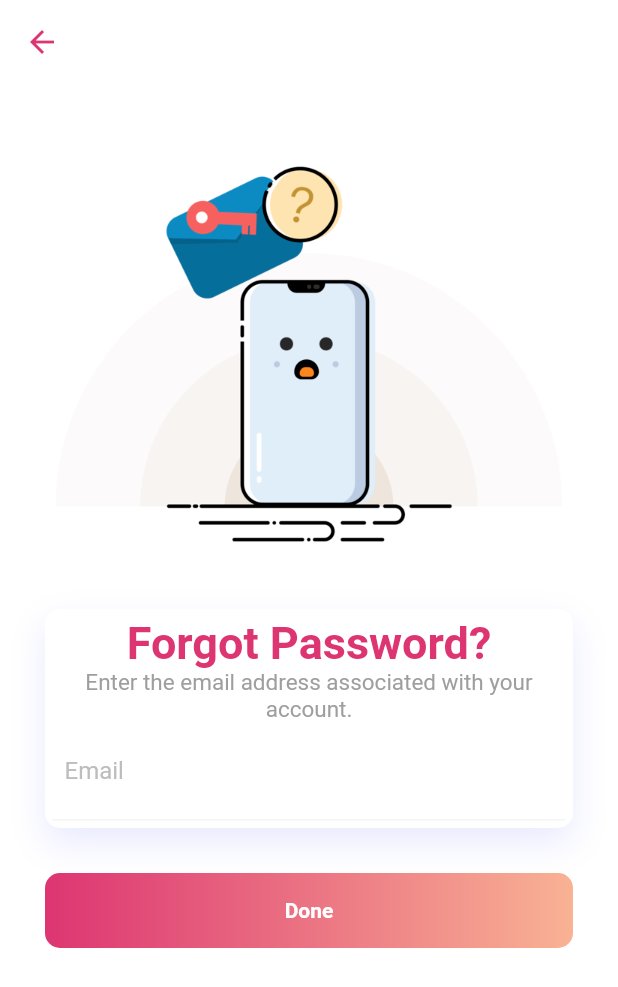
After one commit to Afridee/Resto, a Flutter app: the screen it shows after launch, after a tap on "Forgot Password?", on a phone screen of 412 x 824 dp. The commit adds this screen. Shown: the top 987 px of the screen. Run offline on Flutter 3.47's test engine with Material 2 defaults, Android fonts, the phone set to English and light mode, and no system bars; our stand-ins replace auto_size_text, cloud_firestore, connectivity, curved_navigation_bar, firebase_auth, modal_progress_hud and 3 more; missing offline and left inert: flutter_rounded_date_picker; accounts and stored records are empty; network calls fail.

Commit message:
#Shit ton of Updates...

```diff
--- a/lib/Screens/daily_needs_page.dart
+++ b/lib/Screens/daily_needs_page.dart
@@ -66,7 +66,6 @@ class _dailyNeedsPageState extends State<dailyNeedsPage> {
       this.pageIndex = pageIndex;
     });
   }
-
   //function 4
   navBarOnTap(int pageIndex) {
     pageController.animateToPage(
@@ -75,12 +74,10 @@ class _dailyNeedsPageState extends State<dailyNeedsPage> {
       curve: Curves.easeIn,
     );
   }
-
   //function 5
   bool searchFunctionality(String query, String item){
     return item.toLowerCase().trim().contains(query.toLowerCase().trim());
   }
-
   //function 6
   passedSearchQuery(){
     return searchQuery;
@@ -92,6 +89,8 @@ class _dailyNeedsPageState extends State<dailyNeedsPage> {
     getUserID();
     super.initState();
   }
+
+
   @override
   Widget build(BuildContext context) {
 
--- a/lib/Screens/login_screen.dart
+++ b/lib/Screens/login_screen.dart
@@ -5,16 +5,14 @@ import 'package:firebase_auth/firebase_auth.dart';
 import 'package:project_resto/Screens/daily_needs_page.dart';
 import 'package:project_resto/Screens/Supplies_page.dart';
 import 'package:modal_progress_hud/modal_progress_hud.dart';
+import 'package:project_resto/Screens/resetPassword.dart';
 
 class login_page extends StatefulWidget {
-
-
   @override
   _login_pageState createState() => _login_pageState();
 }
 
 class _login_pageState extends State<login_page> {
-
   //variables:
   String email;
   String password;
@@ -23,33 +21,32 @@ class _login_pageState extends State<login_page> {
   bool showSpinner = false;
   String loginError = '';
 
-
   //functions:
 
   //function 1
- Future<void> login() async{
-			 try{
+  Future<void> login() async {
+    try {
       setState(() {
         showSpinner = true;
       });
       final auth = FirebaseAuth.instance;
-				 final user =  await auth.signInWithEmailAndPassword(email: email, password: password);
-				 if(user!=null){
+      final user = await auth.signInWithEmailAndPassword(
+          email: email, password: password);
+      if (user != null) {
         setState(() {
           loogedIn = true;
         });
         final FirebaseUser user = await auth.currentUser();
         userID = user.uid;
         var route = new MaterialPageRoute(
-						 builder: (BuildContext context) =>
-						 new dailyNeedsPage(),
+          builder: (BuildContext context) => new dailyNeedsPage(),
         );
         Navigator.of(context).push(route);
         setState(() {
           showSpinner = false;
         });
       }
-			 }catch(e){
+    } catch (e) {
       print(e.message);
       setState(() {
         showSpinner = false;
@@ -58,11 +55,8 @@ class _login_pageState extends State<login_page> {
     }
   }
 
-
-
   @override
   Widget build(BuildContext context) {
-
     //this little code down here turns off auto rotation
     SystemChrome.setPreferredOrientations([
       DeviceOrientation.portraitUp,
@@ -81,25 +75,34 @@ class _login_pageState extends State<login_page> {
                     child: Stack(
                       children: <Widget>[
                         Positioned(
-												right: MediaQuery. of(context). size. width/2-130,
+                          right: MediaQuery.of(context).size.width / 2 - 130,
                           top: 90,
                           width: 200,
                           height: 200,
-	                    child: FadeAnimation(1.5, Container(
+                          child: FadeAnimation(
+                              1.5,
+                              Container(
                                 decoration: BoxDecoration(
                                     image: DecorationImage(
-	                          image: AssetImage('assets/images/Resto_logo.png')
-	                        )
-	                      ),
+                                        image: AssetImage(
+                                            'assets/images/Resto_logo.png'))),
                               )),
                         ),
                         Positioned(
                           top: 270,
-                        right: MediaQuery. of(context). size. width/2-70,
-	                    child: FadeAnimation(1.6, Container(
+                          right: MediaQuery.of(context).size.width / 2 - 70,
+                          child: FadeAnimation(
+                              1.6,
+                              Container(
                                 margin: EdgeInsets.only(top: 30),
                                 child: Center(
-	                        child: Text("Resto", style: TextStyle(color: Color(0xffdd3572), fontSize: 60,  fontFamily: 'Lucy the Cat'),),
+                                  child: Text(
+                                    "Resto",
+                                    style: TextStyle(
+                                        color: Color(0xffdd3572),
+                                        fontSize: 60,
+                                        fontFamily: 'Lucy the Cat'),
+                                  ),
                                 ),
                               )),
                         )
@@ -110,29 +113,31 @@ class _login_pageState extends State<login_page> {
                     padding: EdgeInsets.all(30.0),
                     child: Column(
                       children: <Widget>[
-	                  FadeAnimation(1.8, Container(
+                        FadeAnimation(
+                            1.8,
+                            Container(
                               padding: EdgeInsets.all(5),
                               decoration: BoxDecoration(
                                   color: Colors.white,
                                   borderRadius: BorderRadius.circular(10),
                                   boxShadow: [
                                     BoxShadow(
-	                          color: Color.fromRGBO(143, 148, 251, .2),
+                                        color:
+                                            Color.fromRGBO(143, 148, 251, .2),
                                         blurRadius: 20.0,
-	                          offset: Offset(0, 10)
-	                        )
-	                      ]
-	                    ),
+                                        offset: Offset(0, 10))
+                                  ]),
                               child: Column(
                                 children: <Widget>[
                                   Container(
                                     padding: EdgeInsets.all(8.0),
                                     decoration: BoxDecoration(
-	                            border: Border(bottom: BorderSide(color: Colors.grey[100]))
-	                          ),
+                                        border: Border(
+                                            bottom: BorderSide(
+                                                color: Colors.grey[100]))),
                                     child: TextField(
                                       keyboardType: TextInputType.emailAddress,
-                                onChanged: (value){
+                                      onChanged: (value) {
                                         setState(() {
                                           email = value;
                                         });
@@ -140,15 +145,15 @@ class _login_pageState extends State<login_page> {
                                       decoration: InputDecoration(
                                           border: InputBorder.none,
                                           hintText: "Email",
-	                              hintStyle: TextStyle(color: Colors.grey[400])
-	                            ),
+                                          hintStyle: TextStyle(
+                                              color: Colors.grey[400])),
                                     ),
                                   ),
                                   Container(
                                     padding: EdgeInsets.all(8.0),
                                     child: TextField(
                                       obscureText: true,
-                                onChanged: (value){
+                                      onChanged: (value) {
                                         setState(() {
                                           password = value;
                                         });
@@ -156,46 +161,74 @@ class _login_pageState extends State<login_page> {
                                       decoration: InputDecoration(
                                           border: InputBorder.none,
                                           hintText: "Password",
-	                              hintStyle: TextStyle(color: Colors.grey[400])
-	                            ),
+                                          hintStyle: TextStyle(
+                                              color: Colors.grey[400])),
                                     ),
                                   )
                                 ],
                               ),
                             )),
-	                  SizedBox(height: 30,),
-	                  FadeAnimation(2, InkWell(
-                          onTap: (){
+                        SizedBox(
+                          height: 30,
+                        ),
+                        FadeAnimation(
+                          2,
+                          InkWell(
+                            onTap: () {
                               login();
                             },
                             child: Container(
                               height: 50,
                               decoration: BoxDecoration(
                                   borderRadius: BorderRadius.circular(10),
-	                        gradient: LinearGradient(
-	                          colors: [
+                                  gradient: LinearGradient(colors: [
                                     Color(0xffdd3572),
                                     Color(0xfff9b294),
-	                          ]
-	                        )
-	                      ),
+                                  ])),
                               child: Center(
-	                        child: Text("Login", style: TextStyle(color: Colors.white, fontWeight: FontWeight.bold,),),
+                                child: Text(
+                                  "Login",
+                                  style: TextStyle(
+                                    color: Colors.white,
+                                    fontWeight: FontWeight.bold,
                                   ),
                                 ),
-	                  )),
-	                  SizedBox(height: 20,),
-										Text(loginError, style: TextStyle(color: Color(0xffdd3572), fontSize: 10.0)),
-										SizedBox(height: 20,),
-	                  FadeAnimation(1.5, Text("Forgot Password?", style: TextStyle(color: Color(0xffdd3572)),)),
+                              ),
+                            ),
+                          ),
+                        ),
+                        SizedBox(
+                          height: 20,
+                        ),
+                        Text(loginError,
+                            style: TextStyle(
+                                color: Color(0xffdd3572), fontSize: 10.0)),
+                        SizedBox(
+                          height: 20,
+                        ),
+                        FadeAnimation(
+                          1.5,
+                          InkWell(
+                            child: Text(
+                              "Forgot Password?",
+                              style: TextStyle(color: Color(0xffdd3572)),
+                            ),
+                            onTap: () {
+															var route = new MaterialPageRoute(
+																builder: (BuildContext context) =>
+																new resetPasswordPage(title: 'Forgot Password?',img: 'assets/images/forgot_pasword.png'),
+															);
+															Navigator.of(context).push(route);
+														},
+                          ),
+                        ),
                       ],
                     ),
-	            )
+                  ),
                 ],
               ),
             ),
           ),
-      )
-    );
+        ));
   }
 }
--- a/lib/Screens/product_details.dart
+++ b/lib/Screens/product_details.dart
@@ -22,7 +22,7 @@ class _itemDetailState extends State<itemDetail> {
 
   //functions:
 
-  //1
+  //function 1:
   Future<void> addToDailyNeeds() async{
     final DocumentReference qty = Firestore.instance.document('users/${userID}/dailyNeeds/${widget.name}');
 
@@ -36,14 +36,12 @@ class _itemDetailState extends State<itemDetail> {
 
     _showDialog();
   }
-
-  //function 2
+  //function 2:
   Future<void> getUserID() async{
     final auth = FirebaseAuth.instance;
     final FirebaseUser user = await auth.currentUser();
     userID = user.uid;
   }
-
   //function 3
   void _showDialog() {
     // flutter defined function
--- /dev/null
+++ b/lib/Screens/resetPassword.dart
@@ -0,0 +1,195 @@
+import 'package:flutter/services.dart';
+import 'package:project_resto/Animation/FadeAnimation.dart';
+import 'package:flutter/material.dart';
+import 'package:firebase_auth/firebase_auth.dart';
+import 'package:project_resto/Screens/daily_needs_page.dart';
+import 'package:project_resto/Screens/Supplies_page.dart';
+import 'package:modal_progress_hud/modal_progress_hud.dart';
+import 'login_screen.dart';
+
+class resetPasswordPage extends StatefulWidget {
+  final String title;
+  final String img;
+
+  const resetPasswordPage({Key key,@required this.title,@required this.img}) : super(key: key);
+
+  @override
+  _resetPasswordPageState createState() => _resetPasswordPageState();
+}
+
+class _resetPasswordPageState extends State<resetPasswordPage> {
+
+  //variables:
+  String email;
+  String ErrorMessage='';
+
+
+  //functions:
+
+  //function 1:
+  Future<void> resetPassword(String email) async {
+    try {
+      final auth = FirebaseAuth.instance;
+      await auth.sendPasswordResetEmail(email: email);
+      resetMailSentAlert();
+    }catch(e){
+      //print(e);
+      setState(() {
+          ErrorMessage = e.message.toString();
+      });
+      //print('the email you entered does not exist or may be removed');
+    }
+  }
+  //function 2:
+  void resetMailSentAlert() {
+    // flutter defined function
+    showDialog(
+      context: context,
+      builder: (BuildContext context) {
+        // return object of type Dialog
+        return AlertDialog(
+          title: new Text("Check your mail", style: TextStyle(fontSize: 30, color: Colors.white, fontFamily: 'Varela'),),
+          content: new Text("We've sent an email to this email adress.", style: TextStyle(fontSize: 15, color: Colors.white, fontFamily: 'Varela'),),
+          actions: <Widget>[
+            // usually buttons at the bottom of the dialog
+            new FlatButton(
+              child: new Text("Close", style: TextStyle(fontSize: 17, color: Colors.white, fontFamily: 'Varela', fontWeight: FontWeight.bold), ),
+              onPressed: () {
+                var route = new MaterialPageRoute(
+                  builder: (BuildContext context) =>
+                  new login_page(),
+                );
+                Navigator.of(context).push(route);
+              },
+            ),
+          ],
+          backgroundColor: Color(0xffdd3572),
+          shape: RoundedRectangleBorder(
+              borderRadius: BorderRadius.all(Radius.circular(20.0))
+          ),
+        );
+      },
+    );
+  }
+
+  @override
+  Widget build(BuildContext context) {
+
+    //this little code down here turns off auto rotation
+    SystemChrome.setPreferredOrientations([
+      DeviceOrientation.portraitUp,
+    ]);
+
+    return Scaffold(
+        appBar: AppBar(
+          backgroundColor: Color(0xffffffff),
+          elevation: 0.0,
+          centerTitle: true,
+          leading: IconButton(
+            icon: Icon(Icons.arrow_back, color: Color(0xffdd3572)),
+            onPressed: () {
+              Navigator.of(context).pop();
+            },
+          ),
+        ),
+        backgroundColor: Colors.white,
+        body: SingleChildScrollView(
+          child: Container(
+            child: Column(
+              children: <Widget>[
+                Container(
+                  height: 350,
+                  child: Stack(
+                    children: <Widget>[
+                      Positioned(
+                        right: MediaQuery. of(context). size. width/2-200,
+                        top: 30,
+                        width: 400,
+                        height: 300,
+                        child: FadeAnimation(1.5, Container(
+                          decoration: BoxDecoration(
+                              image: DecorationImage(
+                                  image: AssetImage(widget.img)
+                              )
+                          ),
+                        )),
+                      ),
+                    ],
+                  ),
+                ),
+                Padding(
+                  padding: EdgeInsets.only(top: 0, left: 30, right: 30),
+                  child: Column(
+                    children: <Widget>[
+                      FadeAnimation(1.8, Container(
+                        padding: EdgeInsets.all(5),
+                        decoration: BoxDecoration(
+                            color: Colors.white,
+                            borderRadius: BorderRadius.circular(10),
+                            boxShadow: [
+                              BoxShadow(
+                                  color: Color.fromRGBO(143, 148, 251, .2),
+                                  blurRadius: 20.0,
+                                  offset: Offset(0, 10)
+                              )
+                            ]
+                        ),
+                        child: Column(
+                          children: <Widget>[
+                            Text(widget.title, style: TextStyle(fontSize: 30, fontWeight: FontWeight.bold, color: Color(0xffdd3572)),textAlign: TextAlign.center,),
+                            Text('Enter the email address associated with your account.', style: TextStyle(fontSize: 15,  color: Colors.grey),textAlign: TextAlign.center,),
+                            Container(
+                              padding: EdgeInsets.all(8.0),
+                              decoration: BoxDecoration(
+                                  border: Border(bottom: BorderSide(color: Colors.grey[100]))
+                              ),
+                              child: TextField(
+                                keyboardType: TextInputType.emailAddress,
+                                onChanged: (value){
+                                  setState(() {
+                                    email = value;
+                                  });
+                                },
+                                decoration: InputDecoration(
+                                    border: InputBorder.none,
+                                    hintText: "Email",
+                                    hintStyle: TextStyle(color: Colors.grey[400])
+                                ),
+                              ),
+                            ),
+                          ],
+                        ),
+                      )),
+                      SizedBox(height: 30,),
+                      FadeAnimation(2, InkWell(
+                        onTap: (){
+                          resetPassword(email);
+                        },
+                        child: Container(
+                          height: 50,
+                          decoration: BoxDecoration(
+                              borderRadius: BorderRadius.circular(10),
+                              gradient: LinearGradient(
+                                  colors: [
+                                    Color(0xffdd3572),
+                                    Color(0xfff9b294),
+                                  ]
+                              )
+                          ),
+                          child: Center(
+                            child: Text("Done", style: TextStyle(color: Colors.white, fontWeight: FontWeight.bold,),),
+                          ),
+                        ),
+                      )),
+                      SizedBox(height: 20,),
+                      FadeAnimation(1.5, Text(ErrorMessage, style: TextStyle(color: Color(0xffdd3572)),)),
+                    ],
+                  ),
+                )
+              ],
+            ),
+          ),
+        )
+    );
+  }
+}
--- a/lib/main.dart
+++ b/lib/main.dart
@@ -1,6 +1,7 @@
 import 'package:project_resto/Screens/Records.dart';
 import 'package:flutter/material.dart';
 import 'package:project_resto/Screens/login_screen.dart';
+import 'package:project_resto/Screens/resetPassword.dart';
 
 void main() => runApp(
   MaterialApp(
```
Also changed, not shown: lib/Screens/Cart.dart (+17 -27 lines), lib/Screens/Records.dart (+12 -6 lines), lib/Screens/Supplies_page.dart (+3 -8 lines), lib/widgets/Main_drawer.dart (+14 -1 lines), lib/widgets/itemBuild.dart (+27 -27 lines), assets/images/forgot_pasword.png (added), assets/images/resetPassIcon.png (added). Lines whose indentation alone changed are shown as unchanged.
